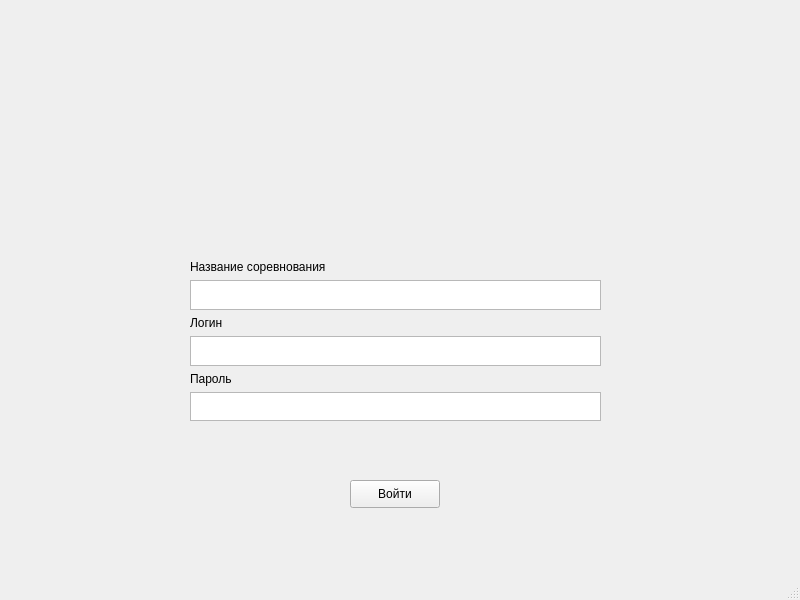
First picture: the form in login.ui, repository PrincePepper/DVFU_Course_work_2020_yeticup, before the edit.
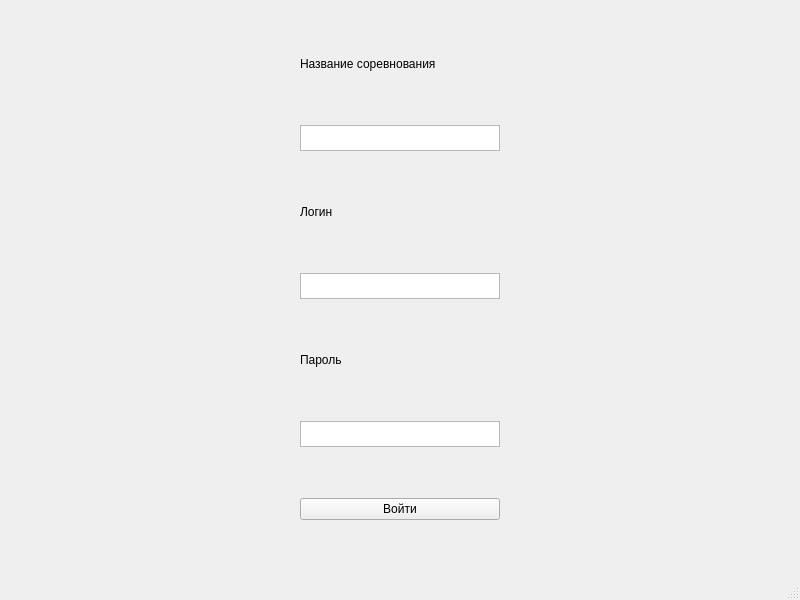
Second picture: the form after the edit.

Commit message: теперь элементы в окнах меняют местоположение при растягивании

```diff
--- a/login.ui
+++ b/login.ui
@@ -14,61 +14,95 @@
    <string>MainWindow</string>
   </property>
   <widget class="QWidget" name="centralwidget">
-   <widget class="QWidget" name="verticalLayoutWidget">
-    <property name="geometry">
-     <rect>
-      <x>190</x>
-      <y>260</y>
-      <width>411</width>
-      <height>161</height>
-     </rect>
-    </property>
-    <layout class="QVBoxLayout" name="verticalLayout">
-     <item>
+   <layout class="QGridLayout" name="gridLayout">
+    <item row="6" column="0">
+     <widget class="QPushButton" name="pushButton">
+      <property name="text">
+       <string>Войти</string>
+      </property>
+     </widget>
+    </item>
+    <item row="5" column="0">
+     <widget class="QTextEdit" name="textEdit_3">
+      <property name="maximumSize">
+       <size>
+        <width>200</width>
+        <height>26</height>
+       </size>
+      </property>
+     </widget>
+    </item>
+    <item row="4" column="0">
+     <widget class="QLabel" name="label_3">
+      <property name="maximumSize">
+       <size>
+        <width>16777215</width>
+        <height>20</height>
+       </size>
+      </property>
+      <property name="text">
+       <string>Пароль</string>
+      </property>
+     </widget>
+    </item>
+    <item row="0" column="0">
       <widget class="QLabel" name="label">
+      <property name="maximumSize">
+       <size>
+        <width>16777215</width>
+        <height>20</height>
+       </size>
+      </property>
        <property name="text">
         <string>Название соревнования</string>
        </property>
       </widget>
      </item>
-     <item>
-      <widget class="QPlainTextEdit" name="plainTextEdit_2"/>
-     </item>
-     <item>
+    <item row="3" column="0">
+     <widget class="QTextEdit" name="textEdit">
+      <property name="maximumSize">
+       <size>
+        <width>200</width>
+        <height>26</height>
+       </size>
+      </property>
+     </widget>
+    </item>
+    <item row="2" column="0">
       <widget class="QLabel" name="label_2">
+      <property name="maximumSize">
+       <size>
+        <width>16777215</width>
+        <height>20</height>
+       </size>
+      </property>
        <property name="text">
         <string>Логин</string>
        </property>
       </widget>
      </item>
-     <item>
-      <widget class="QPlainTextEdit" name="plainTextEdit"/>
-     </item>
-     <item>
-      <widget class="QLabel" name="label_3">
-       <property name="text">
-        <string>Пароль</string>
+    <item row="1" column="0">
+     <widget class="QTextEdit" name="textEdit_2">
+      <property name="maximumSize">
+       <size>
+        <width>200</width>
+        <height>26</height>
+       </size>
+      </property>
+      <property name="font">
+       <font>
+        <kerning>true</kerning>
+       </font>
+      </property>
+      <property name="acceptDrops">
+       <bool>false</bool>
+      </property>
+      <property name="inputMethodHints">
+       <set>Qt::ImhMultiLine</set>
        </property>
       </widget>
      </item>
-     <item>
-      <widget class="QPlainTextEdit" name="plainTextEdit_3"/>
-     </item>
-    </layout>
-   </widget>
-   <widget class="QPushButton" name="pushButton">
-    <property name="geometry">
-     <rect>
-      <x>350</x>
-      <y>480</y>
-      <width>90</width>
-      <height>28</height>
-     </rect>
-    </property>
-    <property name="text">
-     <string>Войти</string>
-    </property>
-   </widget>
+   </layout>
   </widget>
   <widget class="QStatusBar" name="statusbar"/>
  </widget>
```
Lines whose indentation alone changed are shown as unchanged. The commit also changes 6 other files.
